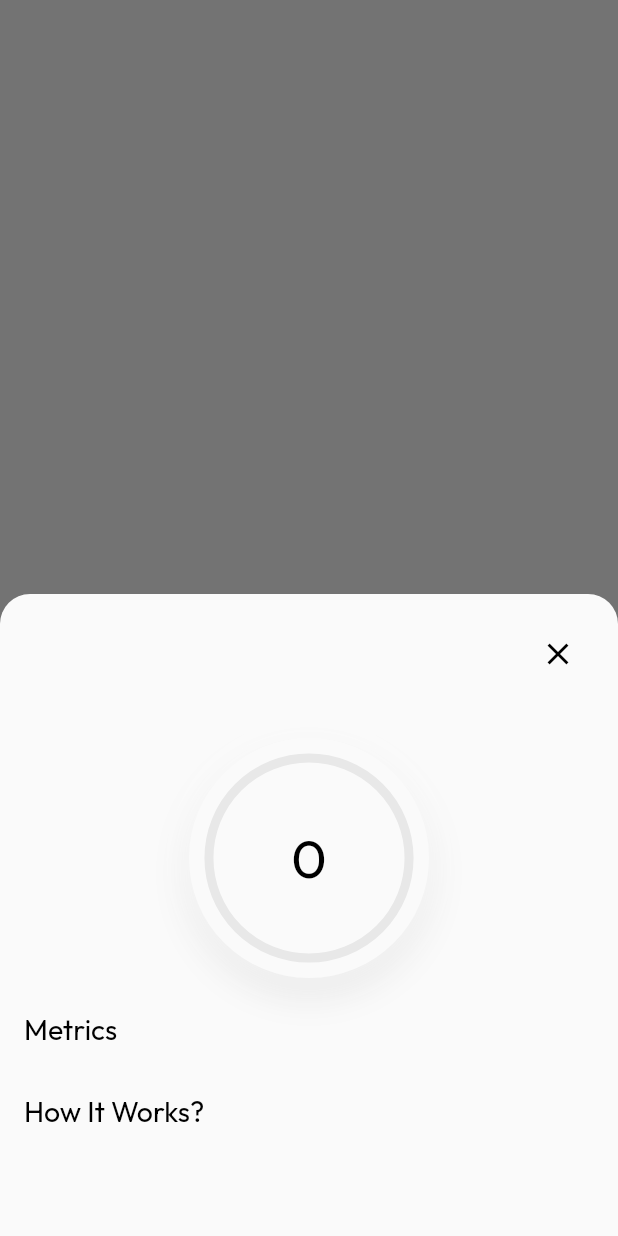
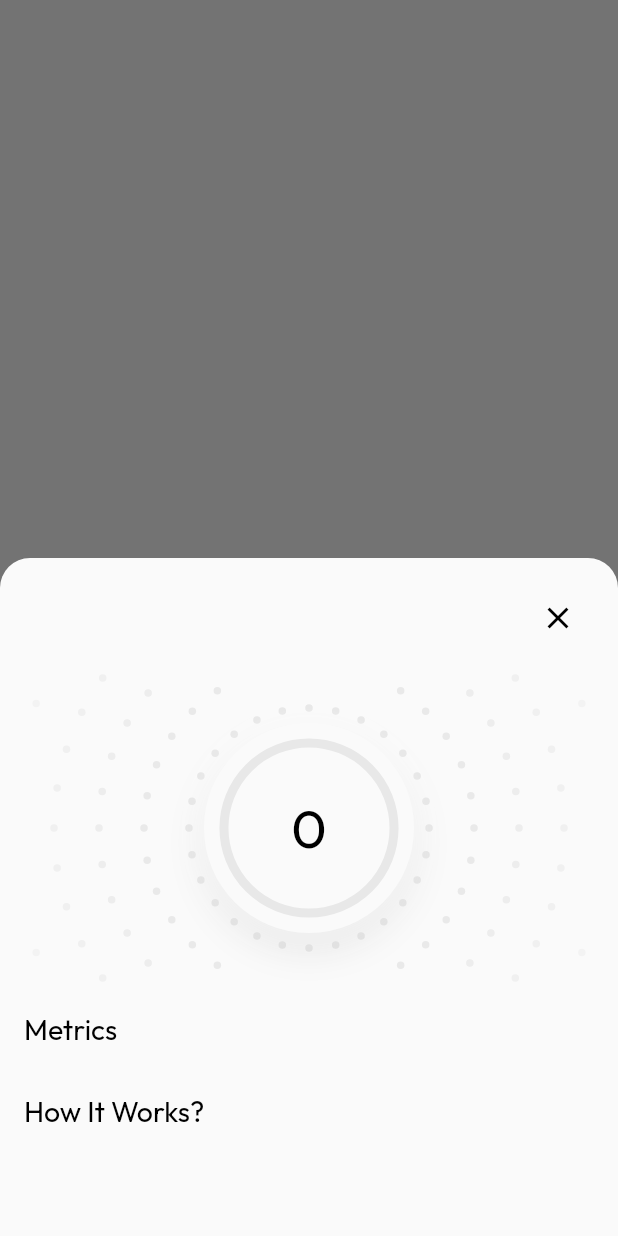
Before and after one commit to emeban44/rolla_fitness_app_demo, a Flutter app: what show() shows on an empty page, opened directly with empty values, on a phone screen of 412 x 824 dp. Run offline on Flutter 3.47's test engine with Material 3 defaults, Android fonts, the phone set to English and light mode, and no system bars; our stand-ins replace dartz, equatable, fl_chart, flutter_bloc, freezed_annotation, get_it and 2 more.

Commit message:
score_gauge_decorated_section widget

```diff
--- a/lib/features/scores/presentation/pages/score_detail_page.dart
+++ b/lib/features/scores/presentation/pages/score_detail_page.dart
@@ -11,7 +11,7 @@ import 'package:rolla_fitness_app_demo/features/scores/domain/entities/timeframe
 import 'package:rolla_fitness_app_demo/features/scores/presentation/cubit/score_detail_cubit.dart';
 import 'package:rolla_fitness_app_demo/features/scores/presentation/cubit/score_detail_state.dart';
 import 'package:rolla_fitness_app_demo/features/scores/presentation/widgets/daily_score_detail_bottom_sheet.dart';
-import 'package:rolla_fitness_app_demo/features/scores/presentation/widgets/detail_score_gauge_section.dart';
+import 'package:rolla_fitness_app_demo/features/scores/presentation/widgets/score_gauge_decorated_section.dart';
 import 'package:rolla_fitness_app_demo/features/scores/presentation/widgets/metric_tile.dart';
 import 'package:rolla_fitness_app_demo/features/scores/presentation/widgets/score_header.dart';
 import 'package:rolla_fitness_app_demo/features/scores/presentation/widgets/timeframe_selector.dart';
@@ -102,8 +102,8 @@ class ScoreDetailView extends StatelessWidget {
                           DailyScoreDetailBottomSheet.show(
                             context: context,
                             scoreTitle: score.displayName,
+                            scoreType: scoreType,
                             scoreValue: score.value,
-                            scoreColor: scoreType.accentColor,
                             metrics: score.metrics,
                             info: scoreType.getInfo(),
                           );
@@ -119,7 +119,7 @@ class ScoreDetailView extends StatelessWidget {
                       // Score display or History chart
                       if (timeframe == Timeframe.oneDay) ...[
                         // 1D View - Show gauge with ripple background
-                        DetailScoreGaugeSection(
+                        ScoreGaugeDecoratedSection(
                           scoreType: scoreType,
                           score: score.value,
                         ),
--- a/lib/features/scores/presentation/widgets/daily_score_detail_bottom_sheet.dart
+++ b/lib/features/scores/presentation/widgets/daily_score_detail_bottom_sheet.dart
@@ -3,21 +3,22 @@ import 'package:rolla_fitness_app_demo/core/widgets/section_description.dart';
 import 'package:rolla_fitness_app_demo/core/widgets/section_title.dart';
 import 'package:rolla_fitness_app_demo/features/scores/domain/entities/metric.dart';
 import 'package:rolla_fitness_app_demo/features/scores/domain/entities/metric_info.dart';
-import 'package:rolla_fitness_app_demo/features/scores/presentation/widgets/radial_gauge.dart';
+import 'package:rolla_fitness_app_demo/features/scores/domain/entities/score_type.dart';
+import 'package:rolla_fitness_app_demo/features/scores/presentation/widgets/score_gauge_decorated_section.dart';
 
 /// Bottom sheet showing daily score details with metrics and info
 class DailyScoreDetailBottomSheet extends StatelessWidget {
   final String scoreTitle;
+  final ScoreType scoreType;
   final int? scoreValue;
-  final Color scoreColor;
   final List<Metric> metrics;
   final MetricInfo info;
 
   const DailyScoreDetailBottomSheet({
     super.key,
     required this.scoreTitle,
+    required this.scoreType,
     required this.scoreValue,
-    required this.scoreColor,
     required this.metrics,
     required this.info,
   });
@@ -26,8 +27,8 @@ class DailyScoreDetailBottomSheet extends StatelessWidget {
   static void show({
     required BuildContext context,
     required String scoreTitle,
+    required ScoreType scoreType,
     required int? scoreValue,
-    required Color scoreColor,
     required List<Metric> metrics,
     required MetricInfo info,
   }) {
@@ -37,8 +38,8 @@ class DailyScoreDetailBottomSheet extends StatelessWidget {
       backgroundColor: Colors.transparent,
       builder: (context) => DailyScoreDetailBottomSheet(
         scoreTitle: scoreTitle,
+        scoreType: scoreType,
         scoreValue: scoreValue,
-        scoreColor: scoreColor,
         metrics: metrics,
         info: info,
       ),
@@ -82,17 +83,14 @@ class DailyScoreDetailBottomSheet extends StatelessWidget {
 
           Flexible(
             child: SingleChildScrollView(
-              padding: const EdgeInsets.all(16),
+              padding: const EdgeInsets.fromLTRB(16, 0, 16, 16),
               child: Column(
                 crossAxisAlignment: CrossAxisAlignment.start,
                 children: [
-                  // Radial gauge
-                  Center(
-                    child: RadialGauge(
-                      score: scoreValue,
-                      color: scoreColor,
-                      size: 160,
-                    ),
+                  // Radial gauge with dotted background
+                  ScoreGaugeDecoratedSection(
+                    scoreType: scoreType,
+                    score: scoreValue,
                   ),
                   const SizedBox(height: 24),
 
@@ -155,12 +153,8 @@ class MetricInfoRow extends StatelessWidget {
           Text(
             metric.displayValue,
             style: Theme.of(context).textTheme.bodyMedium?.copyWith(
-                  color: Theme.of(context)
-                      .textTheme
-                      .bodySmall
-                      ?.color
-                      ?.withValues(alpha: 0.6),
-                ),
+              color: Theme.of(context).textTheme.bodySmall?.color?.withValues(alpha: 0.6),
+            ),
           ),
           const SizedBox(width: 8),
           // Star icon
@@ -170,8 +164,8 @@ class MetricInfoRow extends StatelessWidget {
           Text(
             metric.score?.toString() ?? '-',
             style: Theme.of(context).textTheme.bodyMedium?.copyWith(
-                  fontWeight: FontWeight.w600,
-                ),
+              fontWeight: FontWeight.w600,
+            ),
           ),
         ],
       ),
--- a/lib/features/scores/presentation/widgets/detail_score_gauge_section.dart
+++ b/lib/features/scores/presentation/widgets/score_gauge_decorated_section.dart
@@ -3,14 +3,12 @@ import 'package:flutter/material.dart';
 import 'package:rolla_fitness_app_demo/features/scores/domain/entities/score_type.dart';
 import 'package:rolla_fitness_app_demo/features/scores/presentation/widgets/radial_gauge.dart';
 
-/// Gauge with ripple dotted background
-/// Focused only on displaying the gauge with visual background effect
-/// Shows "N/A" when score is null (missing data)
-class DetailScoreGaugeSection extends StatelessWidget {
+/// Radial gauge with decorative ripple dotted background
+class ScoreGaugeDecoratedSection extends StatelessWidget {
   final ScoreType scoreType;
   final int? score;
 
-  const DetailScoreGaugeSection({
+  const ScoreGaugeDecoratedSection({
     super.key,
     required this.scoreType,
     required this.score,
```
